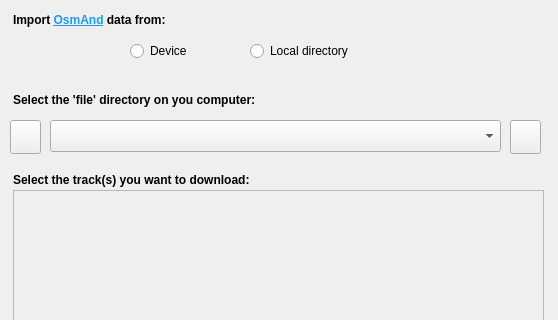
This is OsmAnd_bridge_import_dialog.ui in sylsta/OsmAnd_bridge as Qt 5 draws it before an edit; both pictures show x 0 to 558 and y 0 to 320 of the 558 by 649 pixel window. The edited form follows.
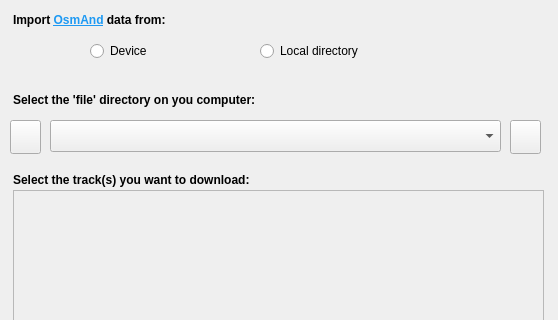
This is the edited form. Icons and pictures are not drawn. Custom widgets are drawn as their Qt base class.

Commit message: add duration info with mtp protocol

Patch:
```diff
--- a/OsmAnd_bridge_import_dialog.ui
+++ b/OsmAnd_bridge_import_dialog.ui
@@ -241,7 +241,7 @@
   <widget class="QRadioButton" name="rBdevice">
    <property name="geometry">
     <rect>
-     <x>130</x>
+     <x>90</x>
      <y>40</y>
      <width>105</width>
      <height>22</height>
@@ -257,7 +257,7 @@
   <widget class="QRadioButton" name="rBdir">
    <property name="geometry">
     <rect>
-     <x>250</x>
+     <x>260</x>
      <y>40</y>
      <width>151</width>
      <height>22</height>
```
The commit also changes 1 other file.
